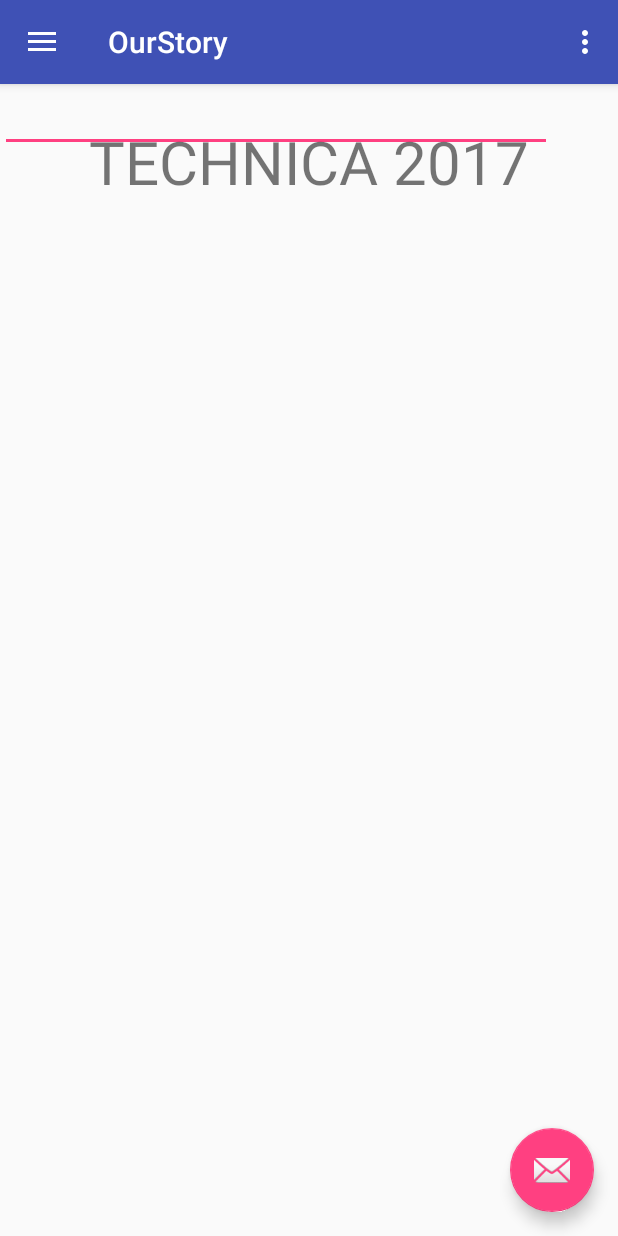
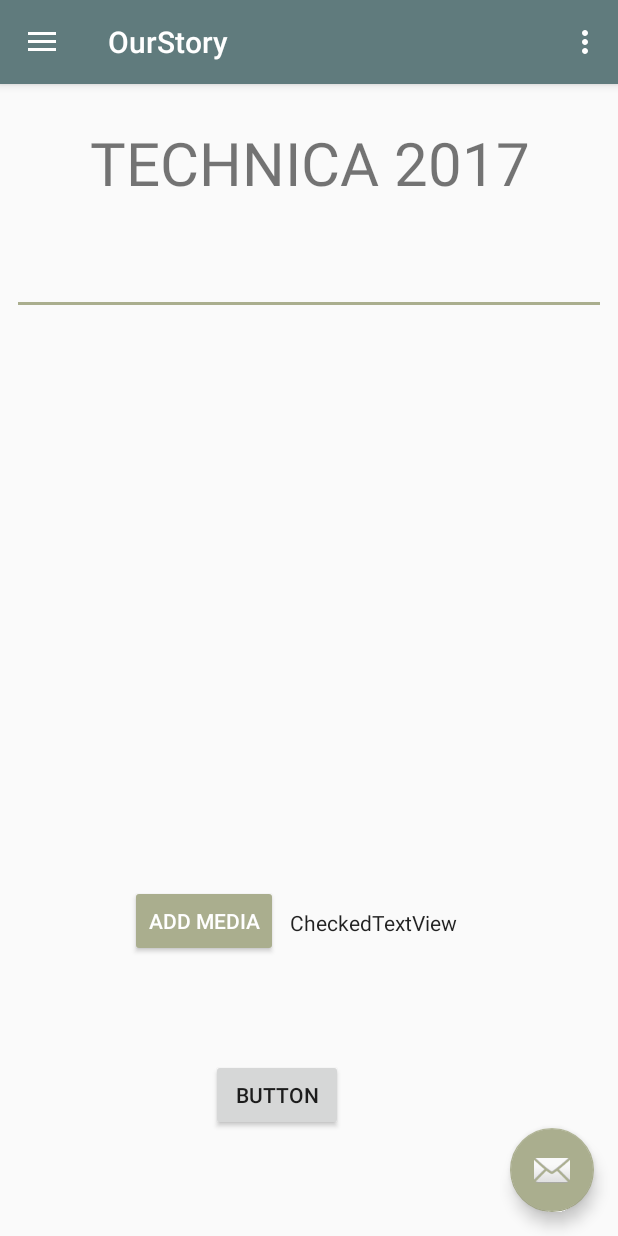
Before and after one commit to cbugtong/OurStory434, an Android app: the MainActivity screen opened directly, with no data from a screen before it, on a phone screen of 412 x 824 dp. Run offline under Robolectric (Android 15) with nearby library versions, the phone set to English and light mode, and no system bars.

Commit message:
Design Changes
Changed overall style and added to AddMediaActivity

```diff
--- a/OurStory/app/src/main/res/layout/content_main.xml
+++ b/OurStory/app/src/main/res/layout/content_main.xml
@@ -6,22 +6,81 @@
     android:layout_height="match_parent"
     app:layout_behavior="@string/appbar_scrolling_view_behavior"
     tools:context="com.example.neelimapradhan.ourstory.MainActivity"
-    tools:showIn="@layout/app_bar_main">
+    tools:showIn="@layout/app_bar_main"
+    tools:layout_editor_absoluteY="81dp"
+    tools:layout_editor_absoluteX="0dp">
+
+    <Button
+        android:id="@+id/post_button"
+        android:layout_width="wrap_content"
+        android:layout_height="wrap_content"
+        android:text="Button"
+        tools:layout_constraintRight_creator="1"
+        tools:layout_constraintBottom_creator="1"
+        app:layout_constraintBottom_toBottomOf="parent"
+        app:layout_constraintRight_toRightOf="parent"
+        tools:layout_constraintLeft_creator="1"
+        android:layout_marginBottom="70dp"
+        app:layout_constraintLeft_toLeftOf="parent"
+        app:layout_constraintHorizontal_bias="0.435" />
 
     <EditText
-        android:layout_width="368dp"
+        android:id="@+id/text"
+        android:layout_width="0dp"
         android:layout_height="wrap_content"
-        tools:layout_editor_absoluteY="75dp"
-        tools:layout_editor_absoluteX="16dp" />
+        tools:layout_constraintTop_creator="1"
+        tools:layout_constraintRight_creator="1"
+        android:layout_marginStart="8dp"
+        android:layout_marginEnd="8dp"
+        app:layout_constraintRight_toRightOf="parent"
+        android:layout_marginTop="29dp"
+        app:layout_constraintTop_toBottomOf="@+id/title"
+        tools:layout_constraintLeft_creator="1"
+        app:layout_constraintLeft_toLeftOf="parent" />
+
     <TextView
+        android:id="@+id/title"
         android:layout_width="wrap_content"
         android:layout_height="wrap_content"
         android:text="TECHNICA 2017"
         android:textSize="40dp"
+        tools:layout_constraintTop_creator="1"
+        tools:layout_constraintRight_creator="1"
+        app:layout_constraintRight_toRightOf="parent"
+        android:layout_marginTop="25dp"
+        tools:layout_constraintLeft_creator="1"
+        app:layout_constraintLeft_toLeftOf="parent"
+        app:layout_constraintTop_toTopOf="parent"
+        app:layout_constraintHorizontal_bias="0.505" />
+
+    <Button
+        android:id="@+id/media_button"
+        style="@style/Widget.AppCompat.Button.Colored"
+        android:layout_width="wrap_content"
+        android:layout_height="wrap_content"
+        android:layout_marginBottom="186dp"
+        android:elevation="0dp"
+        android:text="Add Media"
         app:layout_constraintBottom_toBottomOf="parent"
-        app:layout_constraintLeft_toLeftOf="parent"
+        app:layout_constraintHorizontal_bias="0.237"
+        app:layout_constraintLeft_toLeftOf="@+id/text"
         app:layout_constraintRight_toRightOf="parent"
-        app:layout_constraintTop_toTopOf="parent"
-        app:layout_constraintVertical_bias="0.035" />
+        tools:layout_constraintBottom_creator="1"
+        tools:layout_constraintLeft_creator="1"
+        tools:layout_constraintRight_creator="1"
+        android:layout_marginLeft="8dp"
+        android:layout_marginStart="8dp" />
+
+    <CheckedTextView
+        android:id="@+id/hashtag_list"
+        android:layout_width="wrap_content"
+        android:layout_height="wrap_content"
+        android:text="CheckedTextView"
+        app:layout_constraintLeft_toRightOf="@+id/media_button"
+        android:layout_marginLeft="8dp"
+        tools:layout_constraintBottom_creator="1"
+        android:layout_marginStart="8dp"
+        app:layout_constraintBottom_toBottomOf="@+id/media_button"
+        android:layout_marginBottom="13dp" />
 
 </android.support.constraint.ConstraintLayout>
--- a/OurStory/app/src/main/res/values/colors.xml
+++ b/OurStory/app/src/main/res/values/colors.xml
@@ -1,6 +1,6 @@
 <?xml version="1.0" encoding="utf-8"?>
 <resources>
-    <color name="colorPrimary">#3F51B5</color>
-    <color name="colorPrimaryDark">#303F9F</color>
-    <color name="colorAccent">#FF4081</color>
+    <color name="colorPrimary">#607b7d</color>
+    <color name="colorPrimaryDark">#3a606e</color>
+    <color name="colorAccent">#aaae8e</color>
 </resources>
```
